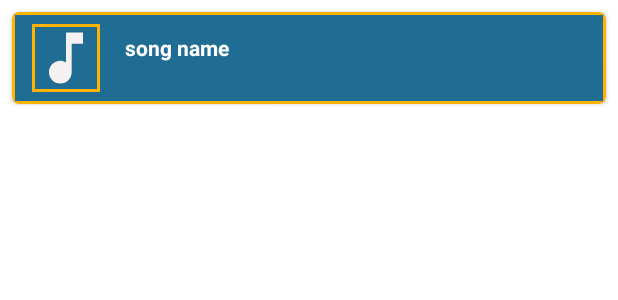
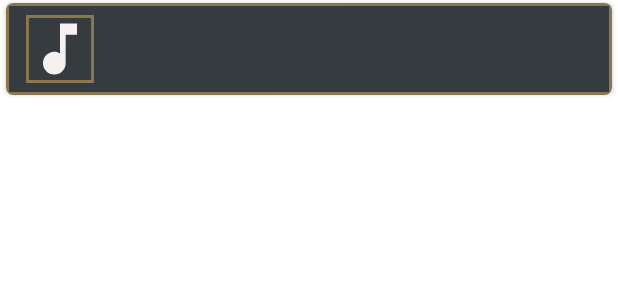
Before and after one commit to SHARKZTECH/Android-Mplayer, an Android app: the layout list_items.xml on its own in the app's theme, with its tools: preview values and no code run, on a phone screen of 412 x 824 dp. Shown: the top 300 px of the screen. Run offline under Robolectric (Android 15) with nearby library versions, the phone set to English and light mode, and no system bars.

Commit message:
list item update xml

```diff
--- a/app/src/main/res/drawable/list_bg.xml
+++ b/app/src/main/res/drawable/list_bg.xml
@@ -1,8 +1,6 @@
 <?xml version="1.0" encoding="utf-8"?>
 <shape xmlns:android="http://schemas.android.com/apk/res/android"
     android:shape="rectangle">
-
-    <solid android:color="#1F6D93"/>
-    <stroke android:width="2dp" android:color="#FFB300"/>
-
+    <solid android:color="#353B3E"/>
+    <stroke android:width="2dp" android:color="#88774F"/>
 </shape>
--- a/app/src/main/res/layout/list_items.xml
+++ b/app/src/main/res/layout/list_items.xml
@@ -3,9 +3,9 @@
     android:layout_width="match_parent"
     android:layout_height="wrap_content"
     xmlns:app="http://schemas.android.com/apk/res-auto"
-    android:layout_marginTop="8dp"
-    android:layout_marginEnd="8dp"
-    android:layout_marginStart="8dp"
+    android:layout_marginTop="2dp"
+    android:layout_marginEnd="4dp"
+    android:layout_marginStart="4dp"
     app:cardCornerRadius="5dp"
     android:elevation="5dp">
 
@@ -36,7 +36,6 @@
             android:textColor="@color/white"
             android:textStyle="bold"
             android:singleLine="true"
-            android:text="song name"
             android:marqueeRepeatLimit="marquee_forever"
             android:scrollHorizontally="true"/>
 
```
